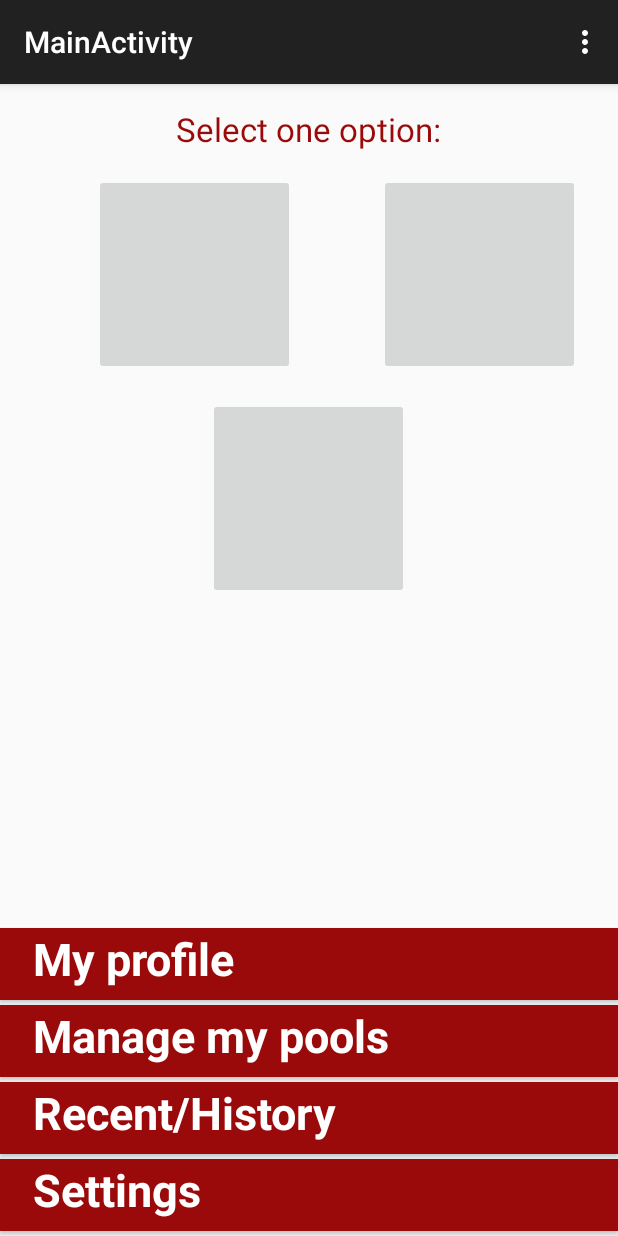
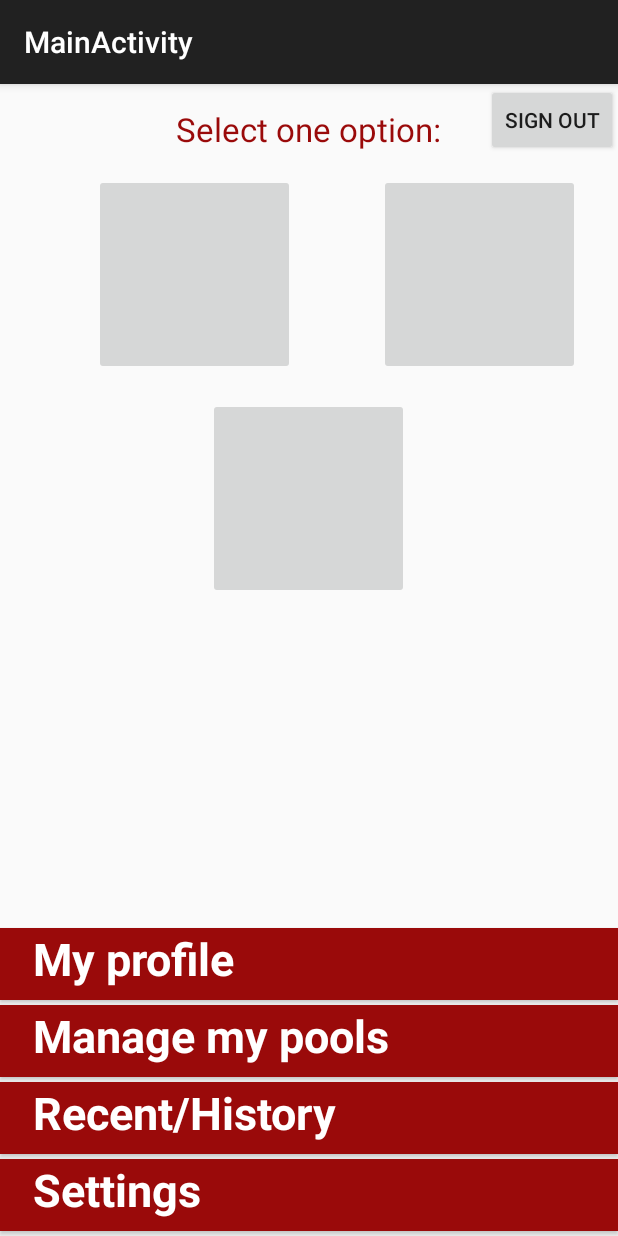
Before and after one commit to g3aristi/Tripool, an Android app: the MainActivity screen opened directly, with no data from a screen before it, on a phone screen of 412 x 824 dp. Run offline under Robolectric (Android 15) with nearby library versions, the phone set to English and light mode, and no system bars.

Commit message:
added sign out

```diff
--- a/TestApp/app/src/main/java/com/example/testapp/MainActivity.java
+++ b/TestApp/app/src/main/java/com/example/testapp/MainActivity.java
@@ -10,10 +10,10 @@ import android.widget.Button;
 import android.widget.ImageButton;
 
 
-public class MainActivity extends ActionBarActivity {
+public class MainActivity extends ActionBarActivity implements View.OnClickListener{
 
     ImageButton btnRanGen;
-    Button btnMyProfile, btnMyPools, btnHistory;
+    Button bSignOut, bMyProfile, bMyPools, bHistory;
 
     @Override
     protected void onCreate(Bundle savedInstanceState) {
@@ -21,65 +21,32 @@ public class MainActivity extends ActionBarActivity {
         setContentView(R.layout.activity_main);
 
         btnRanGen = (ImageButton) findViewById(R.id.imageButtonRanGen);
+        bSignOut = (Button) findViewById(R.id.bSignOut);
+        bMyProfile = (Button) findViewById(R.id.bMyProfile);
+        bMyPools = (Button) findViewById(R.id.bMyPools);
+        bHistory = (Button) findViewById(R.id.bHistory);
 
-        btnRanGen.setOnClickListener(new View.OnClickListener() {
-            @Override
-            public void onClick(View view) {
-                Intent intent = new Intent(view.getContext(), TripActivity.class);
-                startActivityForResult(intent, 0);
-            }
-        });
-
-        btnMyProfile = (Button) findViewById(R.id.myProfile);
-
-        btnMyProfile.setOnClickListener(new View.OnClickListener() {
-            @Override
-            public void onClick(View view) {
-                Intent intent = new Intent(view.getContext(), ProfileActivity.class);
-                startActivityForResult(intent, 0);
-            }
-        });
-
-        btnMyPools = (Button) findViewById(R.id.myPools);
-
-        btnMyPools.setOnClickListener(new View.OnClickListener() {
-            @Override
-            public void onClick(View view) {
-                Intent intent = new Intent(view.getContext(), MyPoolsActivity.class);
-                startActivityForResult(intent, 0);
-            }
-        });
-
-        btnHistory = (Button) findViewById(R.id.history);
-
-        btnHistory.setOnClickListener(new View.OnClickListener() {
-            @Override
-            public void onClick(View view) {
-                Intent intent = new Intent(view.getContext(), HistoryActivity.class);
-                startActivityForResult(intent, 0);
-            }
-        });
+        bMyProfile.setOnClickListener(this);
+        bMyPools.setOnClickListener(this);
+        bHistory.setOnClickListener(this);
+        bSignOut.setOnClickListener(this);
     }
 
     @Override
-    public boolean onCreateOptionsMenu(Menu menu) {
-        // Inflate the menu; this adds items to the action bar if it is present.
-        getMenuInflater().inflate(R.menu.menu_main, menu);
-        return true;
-    }
-
-    @Override
-    public boolean onOptionsItemSelected(MenuItem item) {
-        // Handle action bar item clicks here. The action bar will
-        // automatically handle clicks on the Home/Up button, so long
-        // as you specify a parent activity in AndroidManifest.xml.
-        int id = item.getItemId();
-
-        //noinspection SimplifiableIfStatement
-        if (id == R.id.action_settings) {
-            return true;
+    public void onClick(View v) {
+        switch(v.getId()) {
+            case R.id.bMyProfile:
+                startActivity(new Intent(this, ProfileActivity.class));
+                break;
+            case R.id.bMyPools:
+                startActivity(new Intent(this, MyPoolsActivity.class));
+                break;
+            case R.id.bHistory:
+                startActivity(new Intent(this, HistoryActivity.class));
+                break;
+            case R.id.bSignOut:
+                startActivity(new Intent(this, LogInActivity.class));
+                break;
         }
-
-        return super.onOptionsItemSelected(item);
     }
 }
--- a/TestApp/app/src/main/res/layout/activity_main.xml
+++ b/TestApp/app/src/main/res/layout/activity_main.xml
@@ -4,6 +4,15 @@
     android:layout_height="match_parent"
     android:weightSum="1"
     tools:context="com.example.testapp.MainActivity">
+
+    <Button
+        android:layout_width="wrap_content"
+        android:layout_height="wrap_content"
+        android:text="sign out"
+        android:id="@+id/bSignOut"
+        android:layout_alignParentTop="true"
+        android:layout_alignParentRight="true"
+        android:layout_alignParentEnd="true" />
 
     <TextView
         android:layout_width="wrap_content"
@@ -64,11 +73,11 @@
         android:textSize="30dp"
         android:textColor="#FFFFFF"
         android:textStyle="bold"
-        android:id="@+id/myProfile"
+        android:id="@+id/bMyProfile"
         android:layout_gravity="center_horizontal"
         android:background="#9A0A0A"
         android:layout_marginBottom="3dp"
-        android:layout_above="@+id/myPools"
+        android:layout_above="@+id/bMyPools"
         android:layout_alignParentLeft="true"
         android:layout_alignParentStart="true" />
 
@@ -81,10 +90,10 @@
         android:textSize="30dp"
         android:textColor="#FFFFFF"
         android:textStyle="bold"
-        android:id="@+id/myPools"
+        android:id="@+id/bMyPools"
         android:layout_gravity="center_horizontal"
         android:background="#9A0A0A"
-        android:layout_above="@+id/history"
+        android:layout_above="@+id/bHistory"
         android:layout_alignParentLeft="true"
         android:layout_alignParentStart="true" />
 
@@ -97,10 +106,10 @@
         android:textSize="30dp"
         android:textColor="#FFFFFF"
         android:textStyle="bold"
-        android:id="@+id/history"
+        android:id="@+id/bHistory"
         android:layout_gravity="center_horizontal"
         android:background="#9A0A0A"
-        android:layout_above="@+id/textView12"
+        android:layout_above="@+id/bSettings"
         android:layout_marginTop="3dp"
         android:layout_alignParentLeft="true"
         android:layout_alignParentStart="true" />
@@ -114,7 +123,7 @@
         android:textSize="30dp"
         android:textColor="#FFFFFF"
         android:textStyle="bold"
-        android:id="@+id/textView12"
+        android:id="@+id/bSettings"
         android:background="#9A0A0A"
         android:layout_marginTop="3dp"
         android:layout_marginBottom="3dp"
```
Also changed, not shown: TestApp/app/src/main/java/com/example/testapp/ActivitySignUp.java (+14 -28 lines), TestApp/app/src/main/java/com/example/testapp/LogInActivity.java (+20 -28 lines), TestApp/app/src/main/res/layout/activity_activity_sign_up.xml (+31 -15 lines), TestApp/app/src/main/res/layout/activity_log_in.xml (+16 -6 lines).
